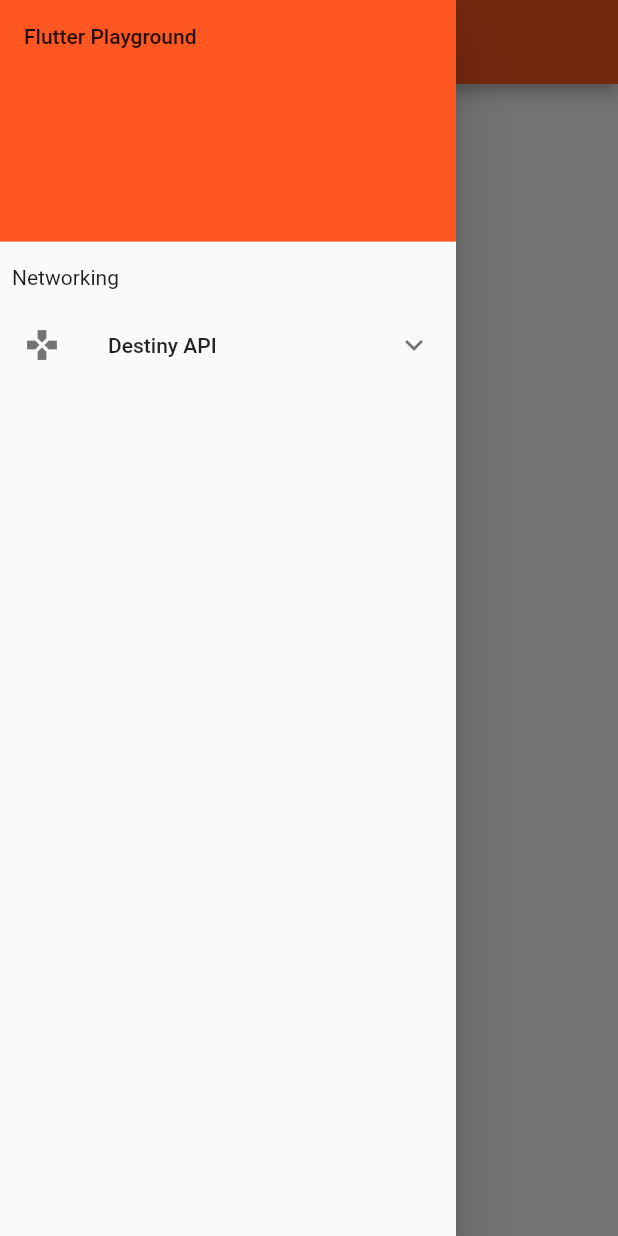
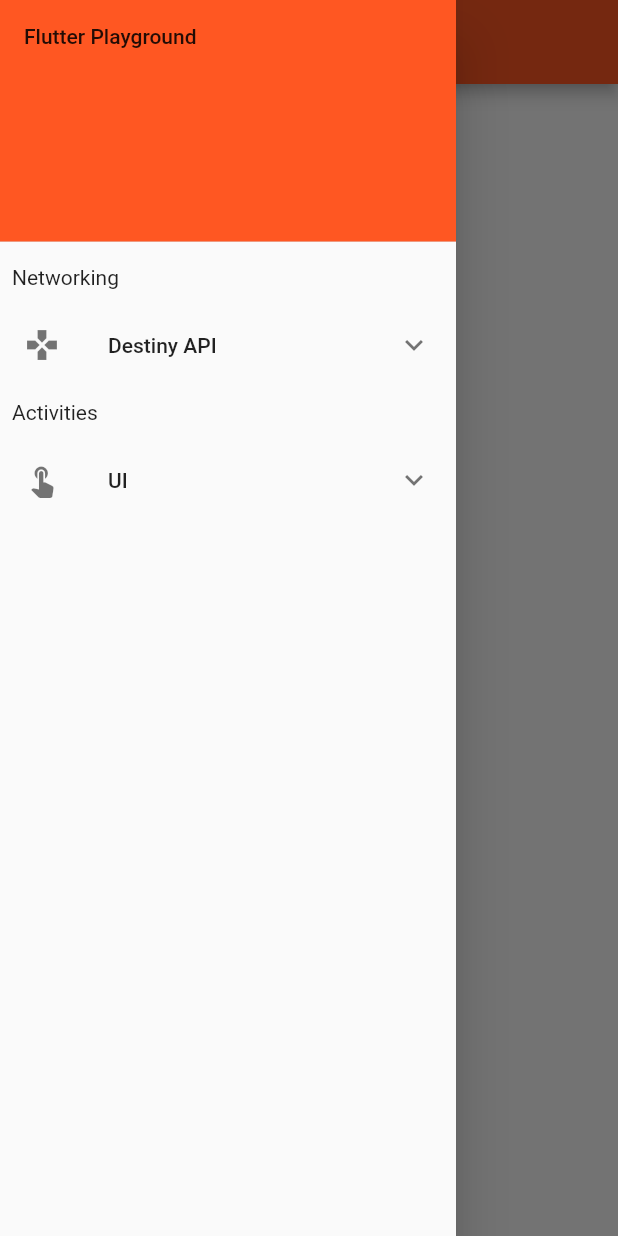
Before and after one commit to jamie1192/Flutter-Playground, a Flutter app: the screen it shows after launch, with the side drawer open, on a phone screen of 412 x 824 dp. Run offline on Flutter 3.47's test engine with Material 2 defaults, Android fonts, the phone set to English and light mode, and no system bars; our stand-ins replace rxdart; missing offline and left inert: fimber.

Commit message:
WIP: wheel activity

```diff
--- a/lib/resources/BungieApiProvider.dart
+++ b/lib/resources/BungieApiProvider.dart
@@ -47,7 +47,7 @@ class BungieApiProvider {
         return temp;
       } else {
         Fimber.e(response.body.toString());
-        throw Exception('Failed to get player');
+        throw Exception('Failed to find player');
       }
     } catch(error) {
 
--- a/lib/ui/home_screen.dart
+++ b/lib/ui/home_screen.dart
@@ -54,6 +54,28 @@ class HomeScreen extends StatelessWidget {
                 )
               ],
             ),
+            Padding(
+              padding: const EdgeInsets.all(8.0),
+              child: Text('Activities'),
+            ),
+            ExpansionTile(
+              leading: Icon(
+                Icons.touch_app
+              ),
+              title: Text('UI'),
+              children: <Widget>[
+                ListTile(
+                  title: Text('Wheel'),
+                  leading: Icon(
+                    Icons.av_timer
+                  ),
+                  onTap: () {
+                    Navigator.of(context).pop();
+                    Navigator.pushNamed(context, 'playerSearch');
+                  }
+                )
+              ],
+            )
           ],
         ),
       ),
```
Also changed, not shown: lib/ui/spinner_wheel.dart (added, +38 -0 lines).
